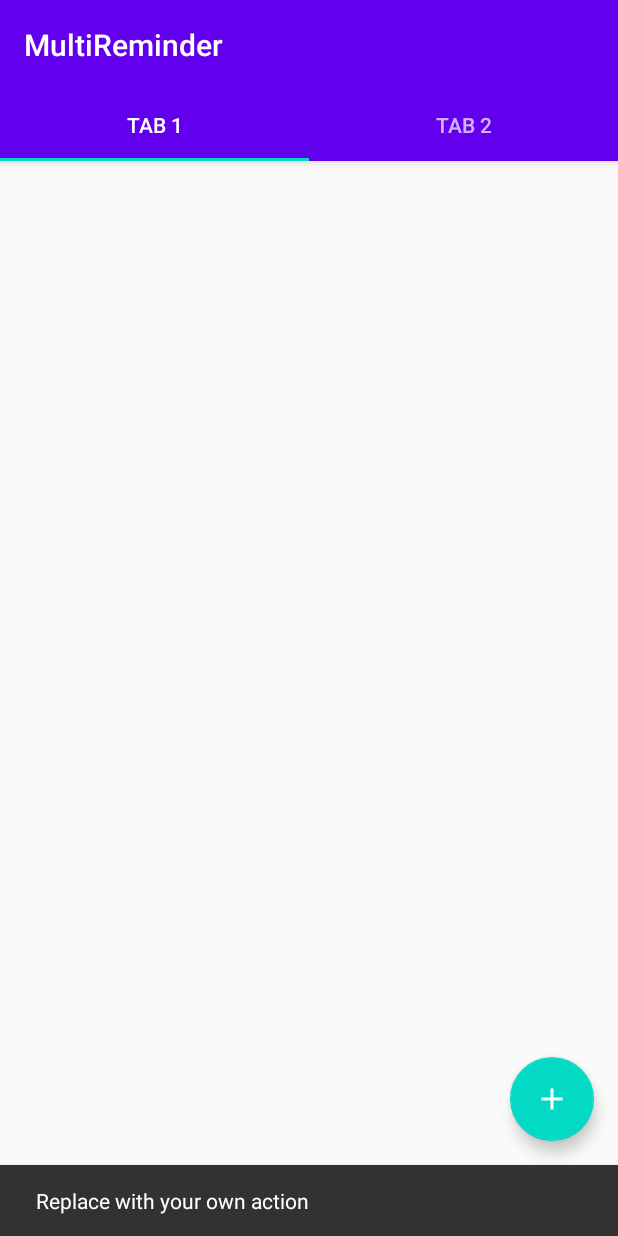
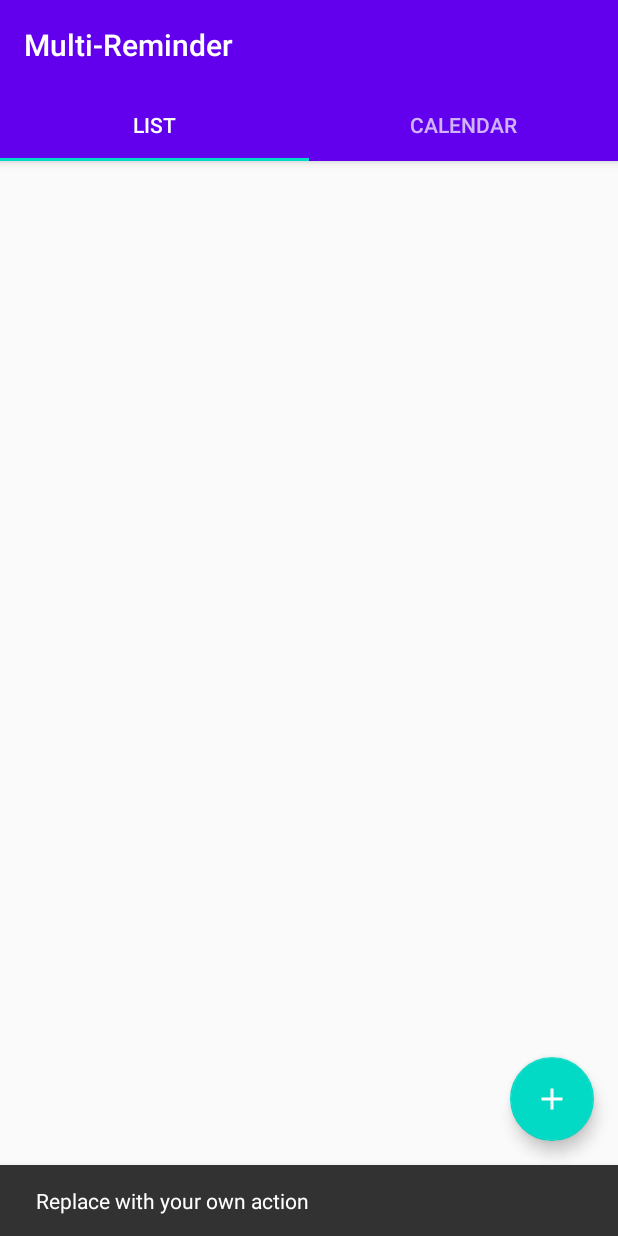
Before and after one commit to GNG2101-Group12/Multi-Reminder-App, an Android app: the screen it shows after launch (MainActivity), after a tap on an icon or button, on a phone screen of 412 x 824 dp. Run offline under Robolectric (Android 15) with nearby library versions, the phone set to English and light mode, and no system bars; 1 statement that could not run was skipped.

Commit message:
Add placeholder layouts

```diff
--- /dev/null
+++ b/app/src/main/res/layout/calendar_fragment.xml
@@ -0,0 +1,6 @@
+<?xml version="1.0" encoding="utf-8"?>
+<androidx.constraintlayout.widget.ConstraintLayout
+    xmlns:android="http://schemas.android.com/apk/res/android" android:layout_width="match_parent"
+    android:layout_height="match_parent">
+
+</androidx.constraintlayout.widget.ConstraintLayout>
--- /dev/null
+++ b/app/src/main/res/layout/list_fragment.xml
@@ -0,0 +1,6 @@
+<?xml version="1.0" encoding="utf-8"?>
+<androidx.constraintlayout.widget.ConstraintLayout
+    xmlns:android="http://schemas.android.com/apk/res/android" android:layout_width="match_parent"
+    android:layout_height="match_parent">
+
+</androidx.constraintlayout.widget.ConstraintLayout>
--- /dev/null
+++ b/app/src/main/res/layout/reminder_view_element.xml
@@ -0,0 +1,6 @@
+<?xml version="1.0" encoding="utf-8"?>
+<androidx.constraintlayout.widget.ConstraintLayout
+    xmlns:android="http://schemas.android.com/apk/res/android" android:layout_width="match_parent"
+    android:layout_height="match_parent">
+
+</androidx.constraintlayout.widget.ConstraintLayout>
--- a/app/src/main/res/values/strings.xml
+++ b/app/src/main/res/values/strings.xml
@@ -1,5 +1,5 @@
 <resources>
-    <string name="app_name">MultiReminder</string>
-    <string name="tab_text_1">Tab 1</string>
-    <string name="tab_text_2">Tab 2</string>
+    <string name="app_name">Multi-Reminder</string>
+    <string name="tab_text_1">List</string>
+    <string name="tab_text_2">Calendar</string>
 </resources>
```
